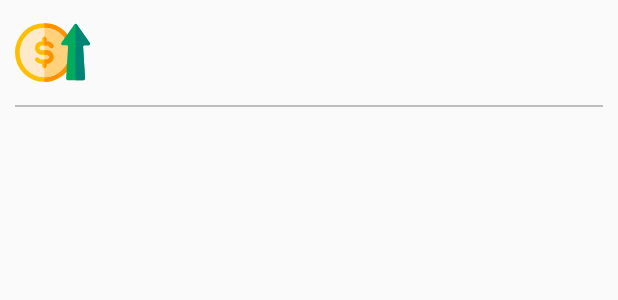
After one commit to Revansiddub/musicapp, an Android app: the layout layout_earning.xml on its own in the app's theme, with its tools: preview values and no code run, on a phone screen of 412 x 824 dp. The commit adds this screen. Shown: the top 300 px of the screen. Run offline under Robolectric (Android 15) with nearby library versions, the phone set to English and light mode, and no system bars.

Commit message:
Designed Earning Screen Design

```diff
--- a/app/src/main/java/com/gsatechworld/musicapp/modules/home/settings/SettingsViewModel.java
+++ b/app/src/main/java/com/gsatechworld/musicapp/modules/home/settings/SettingsViewModel.java
@@ -12,14 +12,14 @@ public class SettingsViewModel extends ViewModel {
      * Private Members
      * ------------------------------------------------------------- */
 
-    private SettingsViewModel repository;
+    private SettingsRepository repository;
 
     /* ------------------------------------------------------------- *
      * Constructor
      * ------------------------------------------------------------- */
 
     public SettingsViewModel() {
-        repository = new SettingsViewModel();
+        repository = new SettingsRepository();
     }
 
     /* ------------------------------------------------------------- *
--- /dev/null
+++ b/app/src/main/res/drawable/icon_credit.xml
@@ -0,0 +1,33 @@
+<vector xmlns:android="http://schemas.android.com/apk/res/android"
+    android:width="512dp"
+    android:height="512dp"
+    android:viewportWidth="510"
+    android:viewportHeight="510">
+  <path
+      android:pathData="M199.667,255m-199.667,0a199.667,199.667 0,1 1,399.334 0a199.667,199.667 0,1 1,-399.334 0"
+      android:fillColor="#fdbf00"/>
+  <path
+      android:pathData="m399.333,255c0,110.096 -89.571,199.667 -199.667,199.667v-399.334c110.097,0 199.667,89.571 199.667,199.667z"
+      android:fillColor="#ff9100"/>
+  <path
+      android:pathData="M199.667,255m-168.677,0a168.677,168.677 0,1 1,337.354 0a168.677,168.677 0,1 1,-337.354 0"
+      android:fillColor="#ffe9cb"/>
+  <path
+      android:pathData="m368.344,255c0,93.01 -75.667,168.677 -168.677,168.677v-337.354c93.01,0 168.677,75.667 168.677,168.677z"
+      android:fillColor="#ffd17b"/>
+  <path
+      android:pathData="m263.037,286.07c0,23.99 -18.4,46.08 -48.37,46.08v15.14c0,8.29 -6.72,15 -15,15s-15,-6.71 -15,-15v-15.14c-17.57,0 -32.59,-4.72 -44.9,-19.49 -5.3,-6.37 -4.44,-15.83 1.93,-21.13 6.36,-5.3 15.82,-4.44 21.12,1.93 4.48,5.38 11.12,8.62 17.77,8.69h36.38c8.89,0 16.07,-7.2 16.07,-16.08 0,-8.86 -7.21,-16.07 -16.07,-16.07h-34.6c-25.41,0 -46.07,-20.67 -46.07,-46.07 0,-23.42 17.81,-46.07 48.37,-46.07v-15.15c0,-8.28 6.72,-15 15,-15s15,6.72 15,15v15.15c19.99,0 36.25,9.88 45.83,24.87l0.18,0.28c4.46,6.98 2.42,16.25 -4.56,20.71s-16.26,2.42 -20.72,-4.56l-0.17,-0.28c-4.31,-6.73 -11.78,-10.95 -19.5,-11.02h-33.36c-8.88,0 -16.07,7.18 -16.07,16.07 0,8.86 7.21,16.07 16.07,16.07h34.6c25.41,0 46.07,20.67 46.07,46.07z"
+      android:fillColor="#fdbf00"/>
+  <path
+      android:pathData="m263.037,286.07c0,23.99 -18.4,46.08 -48.37,46.08v15.14c0,8.29 -6.72,15 -15,15v-60.14h17.3c8.89,0 16.07,-7.2 16.07,-16.08 0,-8.86 -7.21,-16.07 -16.07,-16.07h-17.3v-30h17.3c25.41,0 46.07,20.67 46.07,46.07z"
+      android:fillColor="#ff9100"/>
+  <path
+      android:pathData="m215.727,207.86h-16.06v-60.15c8.28,0 15,6.72 15,15v15.15c19.99,0 36.25,9.88 45.83,24.87l0.18,0.28c4.46,6.98 2.42,16.25 -4.56,20.71s-16.26,2.42 -20.72,-4.56l-0.17,-0.28c-4.31,-6.73 -11.78,-10.95 -19.5,-11.02z"
+      android:fillColor="#ff9100"/>
+  <path
+      android:pathData="m508.071,188.811 l-87.621,-124.686c-2.088,-2.98 -5.341,-4.46 -8.584,-4.46s-6.495,1.48 -8.584,4.46l-87.622,124.685c-4.89,6.957 0.084,16.527 8.584,16.527h26.035c6.044,0 10.85,5.1 10.473,11.144l-13.306,215.329c-0.367,6.034 4.428,11.134 10.483,11.134h107.874c6.055,0 10.85,-5.1 10.483,-11.134l-13.306,-215.328c-0.378,-6.044 4.428,-11.144 10.473,-11.144h26.035c8.5,0 13.474,-9.57 8.583,-16.527z"
+      android:fillColor="#00ab5e"/>
+  <path
+      android:pathData="m508.071,188.811 l-87.621,-124.686c-2.088,-2.98 -5.341,-4.46 -8.584,-4.46v383.279h53.937c6.055,0 10.85,-5.1 10.483,-11.134l-13.306,-215.328c-0.378,-6.044 4.428,-11.144 10.473,-11.144h26.035c8.5,0 13.474,-9.57 8.583,-16.527z"
+      android:fillColor="#008575"/>
+</vector>
--- /dev/null
+++ b/app/src/main/res/layout/layout_earning.xml
@@ -0,0 +1,72 @@
+<?xml version="1.0" encoding="utf-8"?>
+<layout xmlns:android="http://schemas.android.com/apk/res/android"
+    xmlns:app="http://schemas.android.com/apk/res-auto"
+    xmlns:tools="http://schemas.android.com/tools">
+
+    <data>
+
+        <variable
+            name="earning"
+            type="com.gsatechworld.musicapp.modules.home.earnings.pojo.Earning" />
+    </data>
+
+    <androidx.constraintlayout.widget.ConstraintLayout
+        android:layout_width="match_parent"
+        android:layout_height="wrap_content"
+        android:padding="@dimen/size_10dp">
+
+        <ImageView
+            android:id="@+id/imageStatus"
+            android:layout_width="@dimen/size_50dp"
+            android:layout_height="@dimen/size_50dp"
+            android:src="@drawable/icon_credit"
+            app:layout_constraintStart_toStartOf="parent"
+            app:layout_constraintTop_toTopOf="parent"
+            tools:ignore="ContentDescription" />
+
+        <TextView
+            android:id="@+id/textDate"
+            android:layout_width="wrap_content"
+            android:layout_height="wrap_content"
+            android:text="@{earning.date}"
+            android:textColor="@color/md_grey_600"
+            android:textSize="@dimen/size_12sp"
+            app:layout_constraintEnd_toEndOf="parent"
+            app:layout_constraintTop_toTopOf="parent" />
+
+        <TextView
+            android:id="@+id/textStudentName"
+            android:layout_width="wrap_content"
+            android:layout_height="wrap_content"
+            android:layout_marginStart="@dimen/size_10dp"
+            android:text="@{earning.studentName}"
+            android:textColor="@color/md_grey_700"
+            android:textSize="@dimen/size_15sp"
+            android:textStyle="italic"
+            app:layout_constraintStart_toEndOf="@id/imageStatus"
+            app:layout_constraintTop_toTopOf="parent" />
+
+        <TextView
+            android:id="@+id/textAmount"
+            android:layout_width="wrap_content"
+            android:layout_height="wrap_content"
+            android:layout_marginStart="@dimen/size_10dp"
+            android:layout_marginTop="@dimen/size_2dp"
+            android:text="@{`Rs. ` + earning.amount}"
+            android:textColor="@color/md_grey_900"
+            android:textSize="@dimen/size_17sp"
+            app:layout_constraintStart_toEndOf="@id/imageStatus"
+            app:layout_constraintTop_toBottomOf="@id/textStudentName" />
+
+        <View
+            android:layout_width="match_parent"
+            android:layout_height="@dimen/size_1dp"
+            android:layout_marginTop="@dimen/size_10dp"
+            android:background="@color/md_grey_400"
+            app:layout_constraintEnd_toEndOf="parent"
+            app:layout_constraintStart_toStartOf="parent"
+            app:layout_constraintTop_toBottomOf="@id/imageStatus" />
+
+    </androidx.constraintlayout.widget.ConstraintLayout>
+
+</layout>
```
Also changed, not shown: app/src/main/java/com/gsatechworld/musicapp/modules/home/earnings/EarningsFragment.java (+47 -1 lines), app/src/main/java/com/gsatechworld/musicapp/modules/home/earnings/EarningsRepository.java (+25 -7 lines), app/src/main/java/com/gsatechworld/musicapp/modules/home/earnings/EarningsViewModel.java (+5 -5 lines), app/src/main/java/com/gsatechworld/musicapp/modules/home/earnings/adapter/EarningAdapter.java (added, +82 -0 lines), app/src/main/java/com/gsatechworld/musicapp/modules/home/earnings/pojo/Earning.java (added, +38 -0 lines), app/src/main/java/com/gsatechworld/musicapp/modules/home/earnings/pojo/EarningResponse.java (added, +40 -0 lines), app/src/main/res/layout/fragment_earnings.xml (+18 -0 lines).
